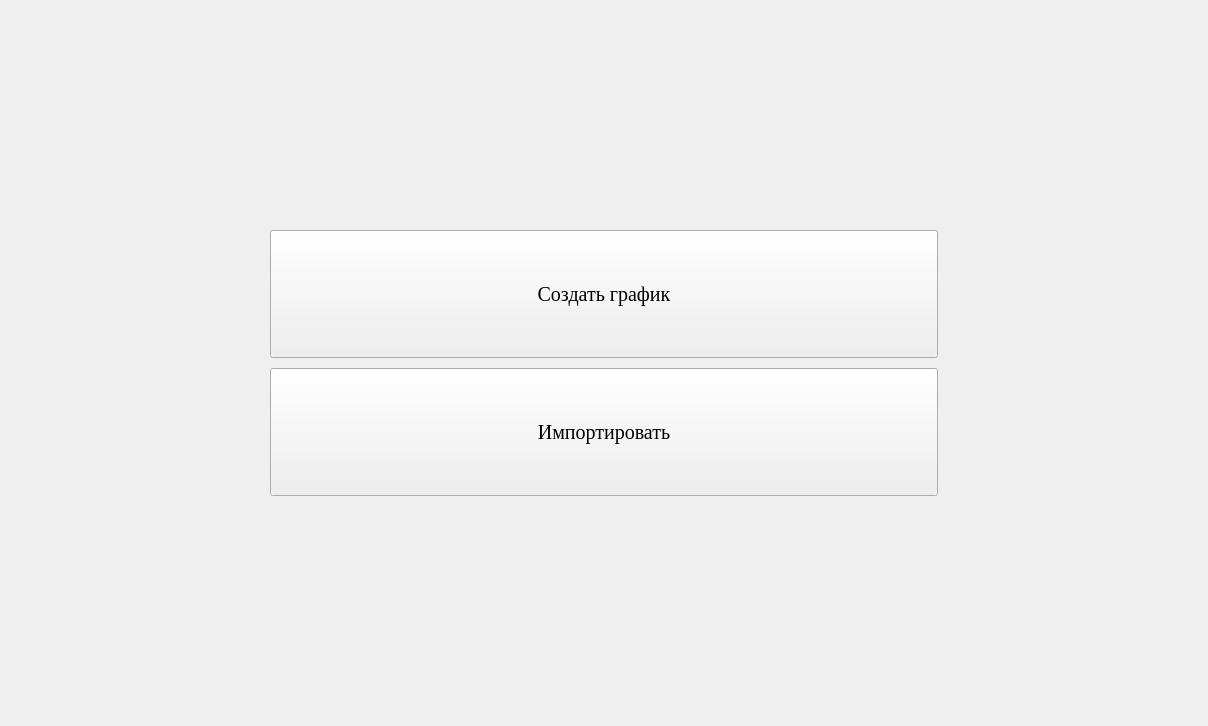
The window that Interfase/main.ui (MichailNikitin/optimization_CNC) describes before a commit, drawn with Qt 5.
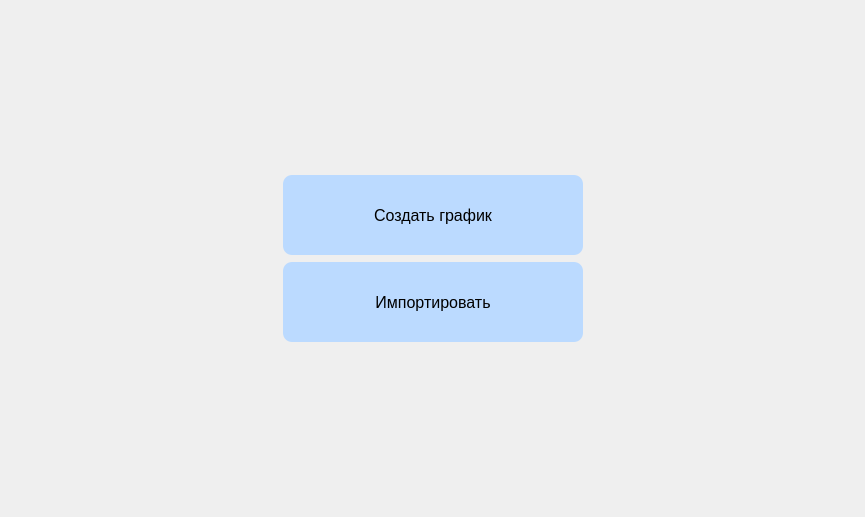
The same window after the commit.

Patch:
```diff
--- a/Interfase/main.ui
+++ b/Interfase/main.ui
@@ -6,131 +6,164 @@
    <rect>
     <x>0</x>
     <y>0</y>
-    <width>1208</width>
-    <height>726</height>
+    <width>865</width>
+    <height>517</height>
    </rect>
   </property>
+  <property name="minimumSize">
+   <size>
+    <width>700</width>
+    <height>500</height>
+   </size>
+  </property>
   <property name="windowTitle">
    <string>MainWindow</string>
   </property>
+  <property name="iconSize">
+   <size>
+    <width>0</width>
+    <height>0</height>
+   </size>
+  </property>
   <widget class="QWidget" name="centralwidget">
-   <layout class="QVBoxLayout" name="verticalLayout_2">
+   <layout class="QGridLayout" name="gridLayout">
     <property name="leftMargin">
-     <number>70</number>
+     <number>0</number>
     </property>
     <property name="rightMargin">
-     <number>70</number>
+     <number>0</number>
     </property>
-    <item>
-     <widget class="QWidget" name="main_window" native="true">
-      <property name="enabled">
-       <bool>true</bool>
+    <property name="verticalSpacing">
+     <number>7</number>
+    </property>
+    <item row="4" column="1">
+     <widget class="QPushButton" name="pushButton_2">
+      <property name="sizePolicy">
+       <sizepolicy hsizetype="Expanding" vsizetype="Maximum">
+        <horstretch>0</horstretch>
+        <verstretch>0</verstretch>
+       </sizepolicy>
       </property>
+      <property name="minimumSize">
+       <size>
+        <width>300</width>
+        <height>80</height>
+       </size>
+      </property>
       <property name="font">
        <font>
-        <kerning>true</kerning>
+        <family>Tahoma</family>
+        <pointsize>12</pointsize>
        </font>
       </property>
-      <property name="mouseTracking">
-       <bool>false</bool>
+      <property name="styleSheet">
+       <string notr="true">QPushButton
+{
+	border-radius: 9px;
+	background-color: rgb(187, 218, 255);
+}</string>
       </property>
-      <property name="autoFillBackground">
-       <bool>false</bool>
+      <property name="text">
+       <string>Импортировать</string>
       </property>
-      <layout class="QVBoxLayout" name="verticalLayout">
-       <property name="spacing">
-        <number>10</number>
-       </property>
-       <property name="sizeConstraint">
-        <enum>QLayout::SetDefaultConstraint</enum>
-       </property>
-       <property name="leftMargin">
-        <number>200</number>
-       </property>
-       <property name="topMargin">
-        <number>10</number>
-       </property>
-       <property name="rightMargin">
-        <number>200</number>
-       </property>
-       <property name="bottomMargin">
-        <number>10</number>
-       </property>
-       <item>
-        <spacer name="verticalSpacer">
-         <property name="orientation">
-          <enum>Qt::Vertical</enum>
-         </property>
-         <property name="sizeHint" stdset="0">
-          <size>
-           <width>20</width>
-           <height>211</height>
-          </size>
-         </property>
-        </spacer>
-       </item>
-       <item>
-        <widget class="QPushButton" name="import_2">
-         <property name="sizePolicy">
-          <sizepolicy hsizetype="Preferred" vsizetype="Preferred">
-           <horstretch>0</horstretch>
-           <verstretch>30</verstretch>
-          </sizepolicy>
-         </property>
-         <property name="font">
-          <font>
-           <family>Times New Roman</family>
-           <pointsize>15</pointsize>
-           <kerning>true</kerning>
-          </font>
-         </property>
-         <property name="layoutDirection">
-          <enum>Qt::LeftToRight</enum>
-         </property>
-         <property name="autoFillBackground">
-          <bool>false</bool>
-         </property>
-         <property name="text">
-          <string>Создать график</string>
-         </property>
-        </widget>
-       </item>
-       <item>
-        <widget class="QPushButton" name="create">
-         <property name="sizePolicy">
-          <sizepolicy hsizetype="Preferred" vsizetype="Preferred">
-           <horstretch>0</horstretch>
-           <verstretch>30</verstretch>
-          </sizepolicy>
-         </property>
-         <property name="font">
-          <font>
-           <family>Times New Roman</family>
-           <pointsize>15</pointsize>
-           <kerning>true</kerning>
-          </font>
-         </property>
-         <property name="text">
-          <string>Импортировать</string>
-         </property>
-        </widget>
-       </item>
-       <item>
-        <spacer name="verticalSpacer_2">
-         <property name="orientation">
-          <enum>Qt::Vertical</enum>
-         </property>
-         <property name="sizeHint" stdset="0">
-          <size>
-           <width>20</width>
-           <height>211</height>
-          </size>
-         </property>
-        </spacer>
-       </item>
-      </layout>
      </widget>
     </item>
+    <item row="0" column="1">
+     <spacer name="verticalSpacer_2">
+      <property name="orientation">
+       <enum>Qt::Vertical</enum>
+      </property>
+      <property name="sizeType">
+       <enum>QSizePolicy::Expanding</enum>
+      </property>
+      <property name="sizeHint" stdset="0">
+       <size>
+        <width>20</width>
+        <height>40</height>
+       </size>
+      </property>
+     </spacer>
+    </item>
+    <item row="3" column="1">
+     <widget class="QPushButton" name="pushButton">
+      <property name="sizePolicy">
+       <sizepolicy hsizetype="Expanding" vsizetype="Maximum">
+        <horstretch>0</horstretch>
+        <verstretch>0</verstretch>
+       </sizepolicy>
+      </property>
+      <property name="minimumSize">
+       <size>
+        <width>300</width>
+        <height>80</height>
+       </size>
+      </property>
+      <property name="font">
+       <font>
+        <family>Tahoma</family>
+        <pointsize>12</pointsize>
+       </font>
+      </property>
+      <property name="styleSheet">
+       <string notr="true">QPushButton
+{
+	border-radius: 9px;
+	background-color: rgb(187, 218, 255);
+}</string>
+      </property>
+      <property name="text">
+       <string>Создать график</string>
+      </property>
+     </widget>
+    </item>
+    <item row="5" column="1">
+     <spacer name="verticalSpacer">
+      <property name="orientation">
+       <enum>Qt::Vertical</enum>
+      </property>
+      <property name="sizeType">
+       <enum>QSizePolicy::Expanding</enum>
+      </property>
+      <property name="sizeHint" stdset="0">
+       <size>
+        <width>20</width>
+        <height>40</height>
+       </size>
+      </property>
+     </spacer>
+    </item>
+    <item row="3" column="2">
+     <spacer name="horizontalSpacer">
+      <property name="orientation">
+       <enum>Qt::Horizontal</enum>
+      </property>
+      <property name="sizeType">
+       <enum>QSizePolicy::Expanding</enum>
+      </property>
+      <property name="sizeHint" stdset="0">
+       <size>
+        <width>68</width>
+        <height>55</height>
+       </size>
+      </property>
+     </spacer>
+    </item>
+    <item row="4" column="0">
+     <spacer name="horizontalSpacer_2">
+      <property name="orientation">
+       <enum>Qt::Horizontal</enum>
+      </property>
+      <property name="sizeType">
+       <enum>QSizePolicy::Expanding</enum>
+      </property>
+      <property name="sizeHint" stdset="0">
+       <size>
+        <width>40</width>
+        <height>20</height>
+       </size>
+      </property>
+     </spacer>
+    </item>
    </layout>
   </widget>
  </widget>
```
